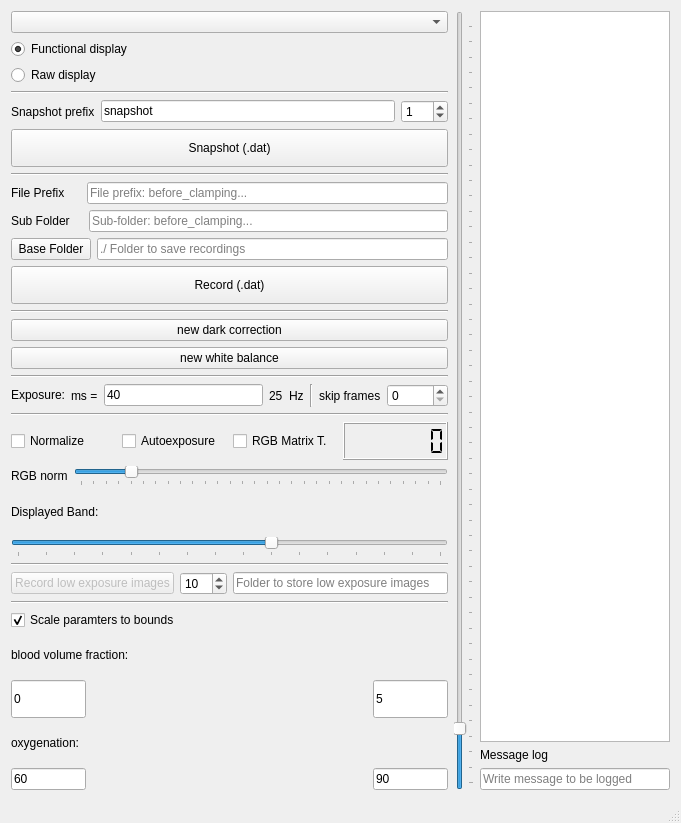
Old version of the form mainwindow.ui in the repository IMSY-DKFZ/xilens.
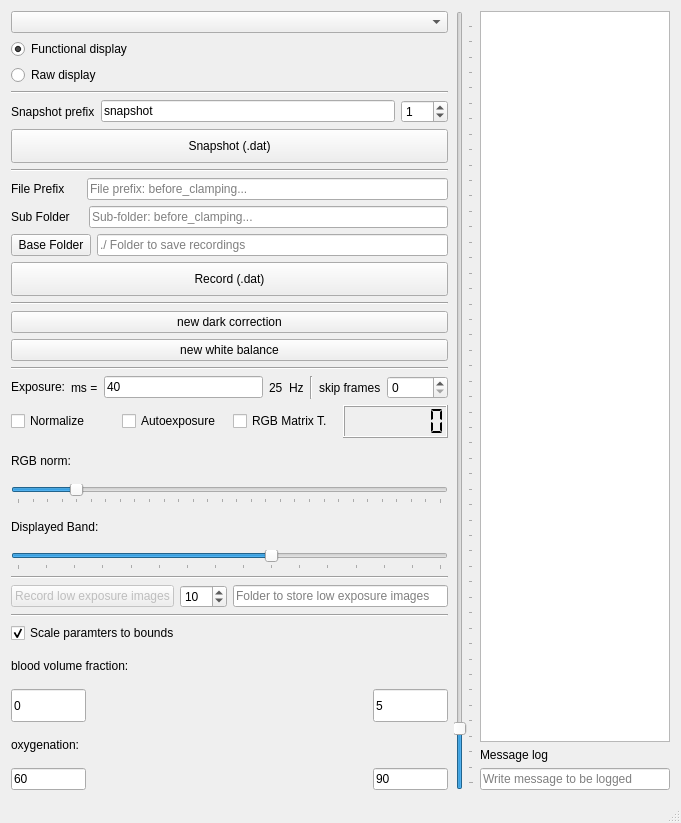
New version of the form. Icons and pictures are not drawn.

Commit message:
Add camera selection feature and UI enhancements
Updated the code to include camera selection feature enabling the use of multiple types of cameras through the addition of the GetAvailableCameraModels() function. This function fetches all the models of the cameras available for use improving usability of the system. Certain UI calls were moved to the main thread using QMetaObject::invokeMethod.

Patch:
```diff
--- a/mainwindow.ui
+++ b/mainwindow.ui
@@ -30,6 +30,8 @@
          </widget>
         </item>
         <item>
+         <layout class="QVBoxLayout" name="mainUiVerticalLayout">
+          <item>
          <widget class="QRadioButton" name="functionalRadioButton">
           <property name="enabled">
            <bool>true</bool>
@@ -298,13 +300,6 @@
           </item>
          </layout>
         </item>
-        <item>
-         <widget class="Line" name="line_7">
-          <property name="orientation">
-           <enum>Qt::Horizontal</enum>
-          </property>
-         </widget>
-        </item>
         <item>
          <layout class="QHBoxLayout" name="horizontalLayout_8">
           <item>
@@ -356,11 +351,9 @@
          </layout>
         </item>
         <item>
-         <layout class="QHBoxLayout" name="horizontalLayout_13">
-          <item>
            <widget class="QLabel" name="label_7">
             <property name="text">
-             <string>RGB norm</string>
+             <string>RGB norm:</string>
             </property>
            </widget>
           </item>
@@ -386,8 +379,6 @@
             </property>
            </widget>
           </item>
-         </layout>
-        </item>
         <item>
          <widget class="QLabel" name="label_2">
           <property name="text">
@@ -628,6 +619,8 @@
         </item>
        </layout>
       </item>
+       </layout>
+      </item>
       <item>
        <widget class="QSlider" name="exposureSlider">
         <property name="minimum">
@@ -669,15 +662,11 @@
          </widget>
         </item>
         <item>
-         <layout class="QHBoxLayout" name="horizontalLayout_14">
-          <item>
            <widget class="QLabel" name="label_8">
             <property name="text">
              <string>Message log </string>
             </property>
            </widget>
-          </item>
-         </layout>
         </item>
         <item>
          <widget class="QLineEdit" name="triggerText">
```
Lines whose indentation alone changed are shown as unchanged. The commit also changes 4 other files.
